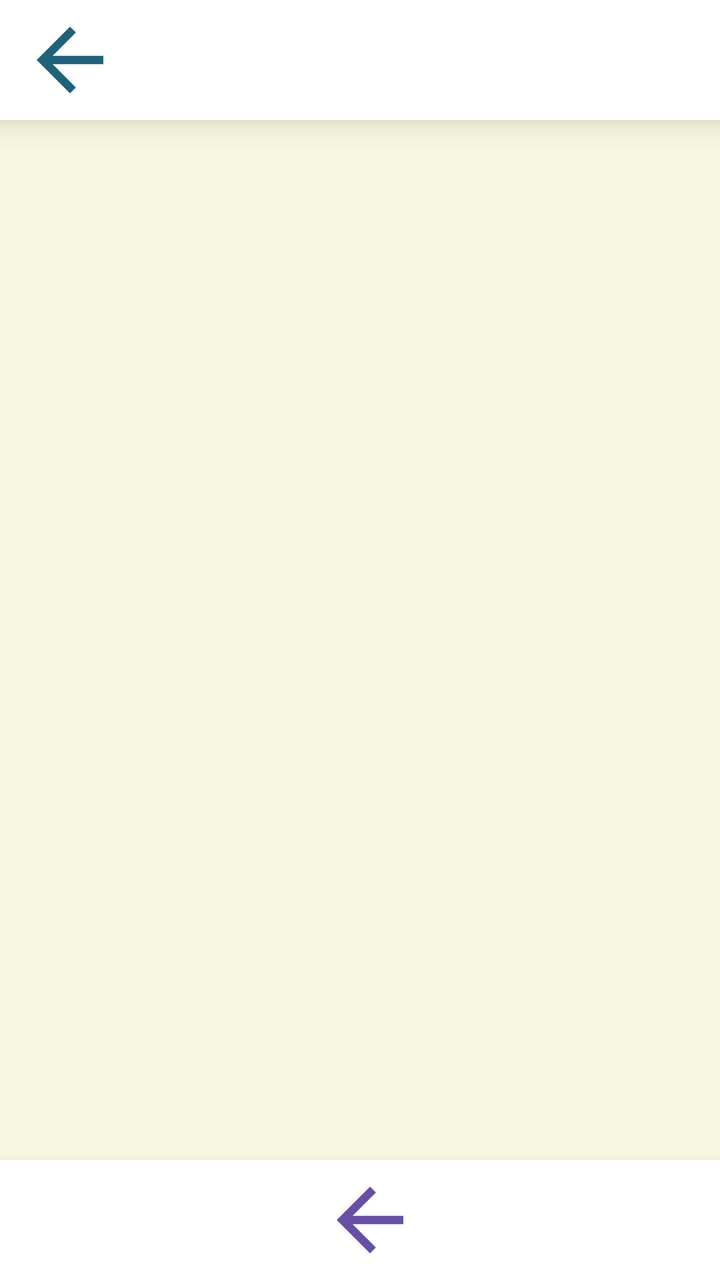
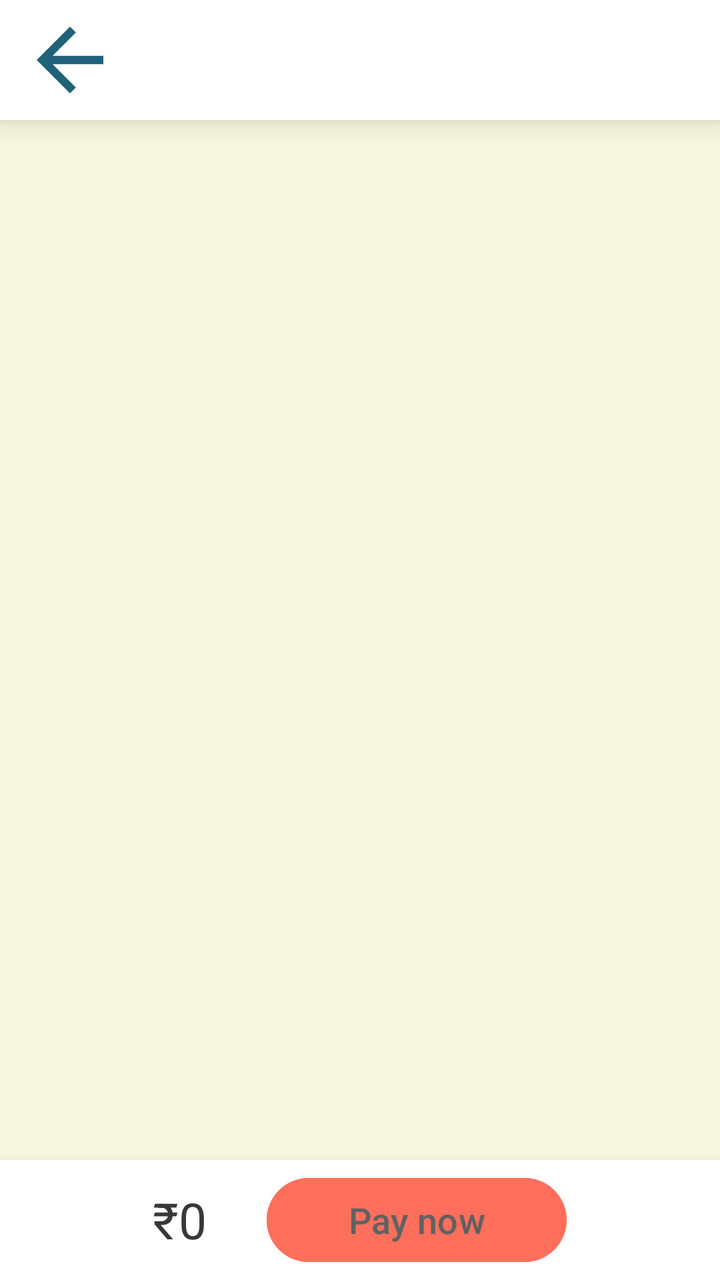

Compare the two renders of this Android layout. The source of the first and the diff that turns it into the second are given below.
<!-- AndroidManifest.xml: application theme Theme.BakerBoy -->
<!-- res/layout/activity_cart.xml -->
<?xml version="1.0" encoding="utf-8"?>
<androidx.constraintlayout.widget.ConstraintLayout xmlns:android="http://schemas.android.com/apk/res/android"
    xmlns:app="http://schemas.android.com/apk/res-auto"
    xmlns:tools="http://schemas.android.com/tools"
    android:id="@+id/main"
    android:layout_width="match_parent"
    android:layout_height="match_parent"
    tools:context=".CartActivity"
    android:background="@color/white2">

    <LinearLayout
        android:layout_width="match_parent"
        android:layout_height="60dp"
        android:background="@color/white"
        android:elevation="10dp"
        android:orientation="horizontal"
        android:gravity="center_vertical"
        app:layout_constraintTop_toTopOf="parent">
        <ImageButton
            android:layout_width="50dp"
            android:layout_height="50dp"
            android:background="@drawable/baseline_arrow_back_24"
            android:layout_marginLeft="10dp"/>
    </LinearLayout>
    <LinearLayout
        android:layout_width="match_parent"
        android:layout_height="60dp"
        android:background="@color/white"
        android:elevation="10dp"
        android:orientation="horizontal"
        android:gravity="center"
        app:layout_constraintBottom_toBottomOf="parent">
        <Button
            android:layout_width="50dp"
            android:layout_height="50dp"
            android:background="@drawable/baseline_arrow_back_24"
            android:layout_marginLeft="10dp"/>
    </LinearLayout>
</androidx.constraintlayout.widget.ConstraintLayout>
<!-- resources referenced by this layout -->
<resources>
  <color name="white">#FFFFFFFF</color>
  <color name="white2">#F8F8E1</color>
  <!-- drawable baseline_arrow_back_24 (drawable) -->
  <vector xmlns:android="http://schemas.android.com/apk/res/android" android:autoMirrored="true" android:height="24dp" android:tint="#206279" android:viewportHeight="24" android:viewportWidth="24" android:width="24dp">
        
      <path android:fillColor="@android:color/white" android:pathData="M20,11H7.83l5.59,-5.59L12,4l-8,8 8,8 1.41,-1.41L7.83,13H20v-2z"/>
      
  </vector>
  <style name="Theme.BakerBoy" parent="Base.Theme.BakerBoy" />
  <style name="Base.Theme.BakerBoy" parent="Theme.Material3.DayNight.NoActionBar">
          
          
      </style>
</resources>

<!-- the commit's change to res/layout/activity_cart.xml (unified diff, before → after) -->
@@ -30,10 +30,21 @@
         android:orientation="horizontal"
         android:gravity="center"
         app:layout_constraintBottom_toBottomOf="parent">
+        <TextView
+            android:id="@+id/Amount"
+            android:layout_height="wrap_content"
+            android:layout_width="wrap_content"
+            android:text="₹0"
+            android:textSize="25dp"
+            android:textColor="@color/grey2"
+            android:layout_marginRight="20dp"/>
         <Button
-            android:layout_width="50dp"
+            android:layout_width="150dp"
             android:layout_height="50dp"
-            android:background="@drawable/baseline_arrow_back_24"
+            android:backgroundTint="@color/orangishrednone"
+            android:text="Pay now"
+            android:textSize="18sp"
+            android:textColor="@color/grey1"
             android:layout_marginLeft="10dp"/>
     </LinearLayout>
 </androidx.constraintlayout.widget.ConstraintLayout>
<!-- resource entries referenced after the edit -->
@@ -1,5 +1,8 @@
 <!-- resources referenced by this layout -->
 <resources>
+  <color name="grey1">#616161</color>
+  <color name="grey2">#383838</color>
+  <color name="orangishrednone">#FF6F5C</color>
   <color name="white">#FFFFFFFF</color>
   <color name="white2">#F8F8E1</color>
   <!-- drawable baseline_arrow_back_24 (drawable) -->
